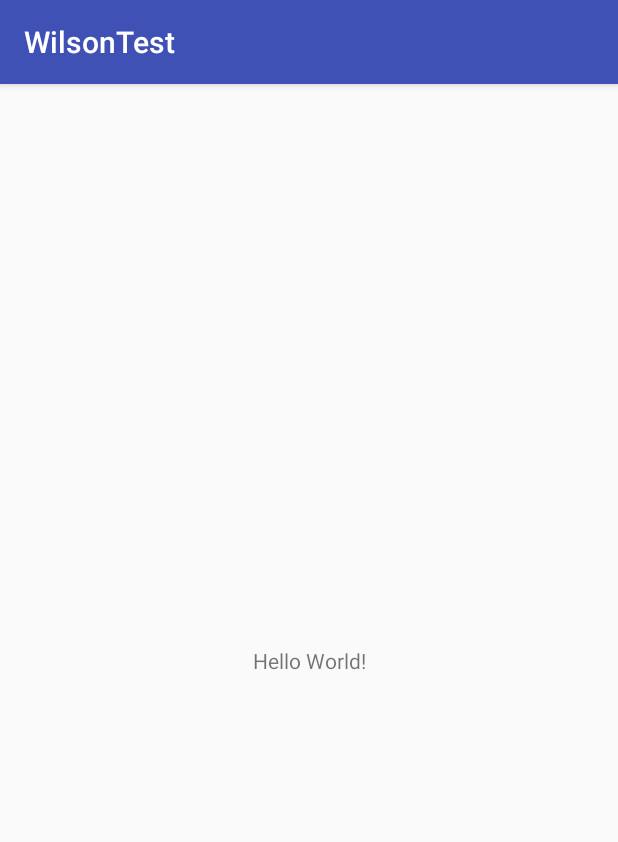
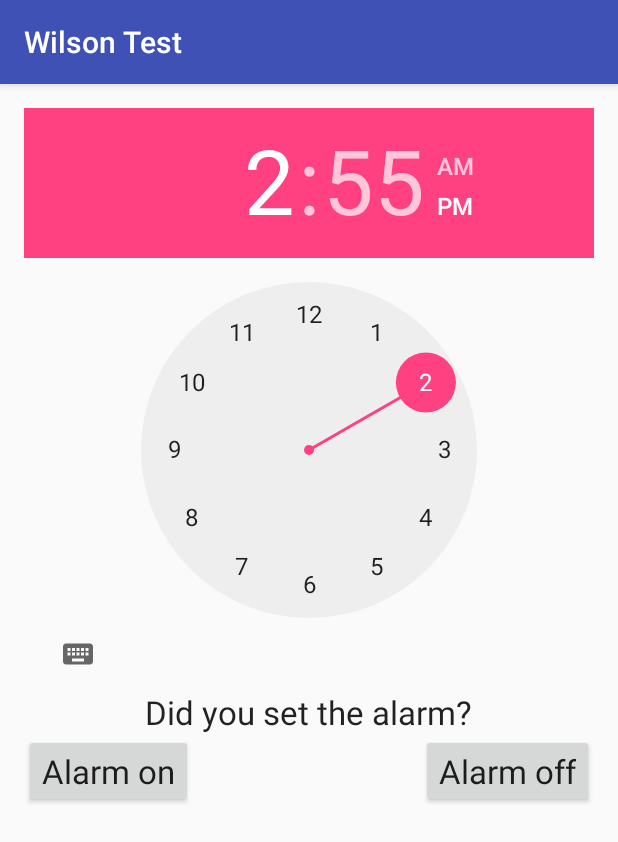
Before and after one commit to wilson1745/WilsonTest, an Android app: the screen it shows after launch (MainActivity), on a phone screen of 412 x 824 dp. Shown: the top 842 px of the screen. Run offline under Robolectric (Android 15) with nearby library versions, the phone set to English and light mode, and no system bars.

Commit message:
smart alarm

```diff
--- a/app/src/main/AndroidManifest.xml
+++ b/app/src/main/AndroidManifest.xml
@@ -16,6 +16,11 @@
                 <category android:name="android.intent.category.LAUNCHER" />
             </intent-filter>
         </activity>
+
+        <receiver android:name=".Alarm_Receiver" />
+        <service android:name=".RingtonePlayingService"
+            android:enabled="true">
+        </service>
     </application>
 
 </manifest>
--- a/app/src/main/java/example/com/wilsontest/MainActivity.java
+++ b/app/src/main/java/example/com/wilsontest/MainActivity.java
@@ -1,16 +1,131 @@
 package example.com.wilsontest;
 
+import android.annotation.TargetApi;
+import android.app.AlarmManager;
+import android.app.PendingIntent;
+import android.content.Context;
+import android.content.Intent;
+import android.os.Build;
+import android.os.Bundle;
 import android.support.v7.app.AppCompatActivity;
-import android.os.Bundle;
+import android.view.View;
+import android.widget.Button;
+import android.widget.TextView;
+import android.widget.TimePicker;
+
+import java.util.Calendar;
 
 public class MainActivity extends AppCompatActivity {
 
    final String tag = "MainActivity";
+
+   //to make our alarm manager
+   AlarmManager alarm_manager;
+   TimePicker alarm_timepicker;
+   TextView update_text;
+   Context context;
+   PendingIntent pending_intent;
 
    @Override
    protected void onCreate(Bundle savedInstanceState) {
       super.onCreate(savedInstanceState);
       setContentView(R.layout.activity_main);
 
+      this.context = this;
+
+      // initialize our alarm manager
+      alarm_manager = (AlarmManager) getSystemService(ALARM_SERVICE);
+
+      //initialize our timepicker
+      alarm_timepicker = (TimePicker) findViewById(R.id.timePicker);
+
+      //initialize our text update box
+      update_text = (TextView) findViewById(R.id.update_text);
+
+      // create an instance of a calendar
+      final Calendar calendar = Calendar.getInstance();
+
+      // create an intent to the Alarm Receiver class
+      final Intent my_intent = new Intent(this.context, Alarm_Receiver.class);
+
+      // initialize start button
+      Button alarm_on = (Button) findViewById(R.id.alarm_on);
+
+      // create an onClick listener to start the alarm
+      alarm_on.setOnClickListener(new View.OnClickListener() {
+         @TargetApi(Build.VERSION_CODES.M)
+         @Override
+         public void onClick(View v) {
+
+            // setting calendar instance with the hour and minute that we picked on the time picker
+            calendar.set(Calendar.HOUR_OF_DAY, alarm_timepicker.getHour());
+            calendar.set(Calendar.MINUTE, alarm_timepicker.getMinute());
+
+            // get the int values of the hour and minute
+            int hour = alarm_timepicker.getHour();
+            int minute = alarm_timepicker.getMinute();
+
+            // convert the int values to strings
+            String hour_string = String.valueOf(hour);
+            String minute_string = String.valueOf(minute);
+
+            // convert 24-hour time to 12-hour time
+            if (hour > 12) {
+               hour_string = String.valueOf(hour - 12);
+            }
+
+            if (minute < 10) {
+               //10:7 --> 10:07
+               minute_string = "0" + String.valueOf(minute);
+            }
+
+            // method that changes the update text Textbox
+            set_alarm_text("Alarm set to: " + hour_string + ":" + minute_string);
+
+            // put in extra string into my_intent tells the clock that you pressed the "alarm on" button
+            my_intent.putExtra("extra", "alarm on");
+
+            // put in an extra int into my_intent tells the clock that you want a certain value from the drop-down menu/spinner
+            my_intent.putExtra("music", "yes");
+
+            // create a pending intent that delays the intent until the specified calendar time
+            pending_intent = PendingIntent.getBroadcast(MainActivity.this, 0, my_intent, PendingIntent.FLAG_UPDATE_CURRENT);
+
+            // set the alarm manager
+            alarm_manager.set(AlarmManager.RTC_WAKEUP, calendar.getTimeInMillis(), pending_intent);
+         }
+
+      });
+
+      // initialize the stop button
+      Button alarm_off = (Button) findViewById(R.id.alarm_off);
+      // create an onClick listener to stop the alarm or undo an alarm set
+
+      alarm_off.setOnClickListener(new View.OnClickListener() {
+         @Override
+         public void onClick(View v) {
+
+            // method that changes the update text Textbox
+            set_alarm_text("Alarm off!");
+
+            // cancel the alarm
+            alarm_manager.cancel(pending_intent);
+
+            // put extra string into my_intent tells the clock that you pressed the "alarm off" button
+            my_intent.putExtra("extra", "alarm off");
+            // also put an extra int into the alarm off section to prevent crashes in a Null Pointer Exception
+            my_intent.putExtra("music", "no");
+
+            // stop the ringtone
+            sendBroadcast(my_intent);
+
+
+         }
+      });
+
+   }
+
+   private void set_alarm_text(String output) {
+      update_text.setText(output);
    }
 }
--- a/app/src/main/res/layout/activity_main.xml
+++ b/app/src/main/res/layout/activity_main.xml
@@ -1,18 +1,12 @@
 <?xml version="1.0" encoding="utf-8"?>
-<android.support.constraint.ConstraintLayout xmlns:android="http://schemas.android.com/apk/res/android"
+<android.support.design.widget.CoordinatorLayout xmlns:android="http://schemas.android.com/apk/res/android"
     xmlns:app="http://schemas.android.com/apk/res-auto"
     xmlns:tools="http://schemas.android.com/tools"
     android:layout_width="match_parent"
     android:layout_height="match_parent"
-    tools:context=".MainActivity">
+    android:fitsSystemWindows="true"
+    tools:context="example.com.wilsontest.MainActivity">
 
-    <TextView
-        android:layout_width="wrap_content"
-        android:layout_height="wrap_content"
-        android:text="Hello World!"
-        app:layout_constraintBottom_toBottomOf="parent"
-        app:layout_constraintLeft_toLeftOf="parent"
-        app:layout_constraintRight_toRightOf="parent"
-        app:layout_constraintTop_toTopOf="parent" />
+    <include layout="@layout/content_main" />
 
-</android.support.constraint.ConstraintLayout>
+</android.support.design.widget.CoordinatorLayout>
--- /dev/null
+++ b/app/src/main/res/layout/content_main.xml
@@ -0,0 +1,53 @@
+<?xml version="1.0" encoding="utf-8"?>
+<RelativeLayout xmlns:android="http://schemas.android.com/apk/res/android"
+    xmlns:app="http://schemas.android.com/apk/res-auto"
+    xmlns:tools="http://schemas.android.com/tools"
+    android:layout_width="match_parent"
+    android:layout_height="match_parent"
+    android:paddingBottom="@dimen/activity_vertical_margin"
+    android:paddingLeft="@dimen/activity_horizontal_margin"
+    android:paddingRight="@dimen/activity_horizontal_margin"
+    android:paddingTop="@dimen/activity_vertical_margin"
+    app:layout_behavior="@string/appbar_scrolling_view_behavior"
+    tools:context="example.com.wilsontest.MainActivity"
+    tools:showIn="@layout/activity_main">
+
+    <TimePicker
+        android:layout_width="wrap_content"
+        android:layout_height="wrap_content"
+        android:id="@+id/timePicker"
+        android:layout_alignParentLeft="true"
+        android:layout_alignParentStart="true" />
+
+    <Button
+        android:layout_width="wrap_content"
+        android:layout_height="wrap_content"
+        android:textAppearance="?android:attr/textAppearanceLarge"
+        android:text="Alarm on"
+        android:id="@+id/alarm_on"
+        android:clickable="true"
+        android:layout_below="@+id/update_text"
+        android:layout_alignParentLeft="true"
+        android:layout_alignParentStart="true" />
+
+    <Button
+        android:layout_width="wrap_content"
+        android:layout_height="wrap_content"
+        android:textAppearance="?android:attr/textAppearanceLarge"
+        android:text="Alarm off"
+        android:id="@+id/alarm_off"
+        android:clickable="true"
+        android:layout_below="@+id/update_text"
+        android:layout_alignParentRight="true"
+        android:layout_alignParentEnd="true" />
+
+    <TextView
+        android:layout_width="wrap_content"
+        android:layout_height="wrap_content"
+        android:textAppearance="?android:attr/textAppearanceLarge"
+        android:text="Did you set the alarm?"
+        android:id="@+id/update_text"
+        android:layout_below="@+id/timePicker"
+        android:layout_centerHorizontal="true" />
+
+</RelativeLayout>
--- /dev/null
+++ b/app/src/main/res/values/dimens.xml
@@ -0,0 +1,6 @@
+<resources>
+    <!-- Default screen margins, per the Android Design guidelines. -->
+    <dimen name="activity_horizontal_margin">16dp</dimen>
+    <dimen name="activity_vertical_margin">16dp</dimen>
+    <dimen name="fab_margin">16dp</dimen>
+</resources>
--- a/app/src/main/res/values/strings.xml
+++ b/app/src/main/res/values/strings.xml
@@ -1,3 +1,6 @@
 <resources>
-    <string name="app_name">WilsonTest</string>
+    <string name="app_name">Wilson Test</string>
+    <string name="action_settings">Settings</string>
+    <string name="appbar_scrolling_view_behavior" />
+
 </resources>
```
Also changed, not shown: app/src/main/java/example/com/wilsontest/Alarm_Receiver.java (added, +39 -0 lines), app/src/main/java/example/com/wilsontest/RingtonePlayingService.java (added, +130 -0 lines), app/src/main/res/drawable/ic_action_call.xml (added, +9 -0 lines), 1 other file.
